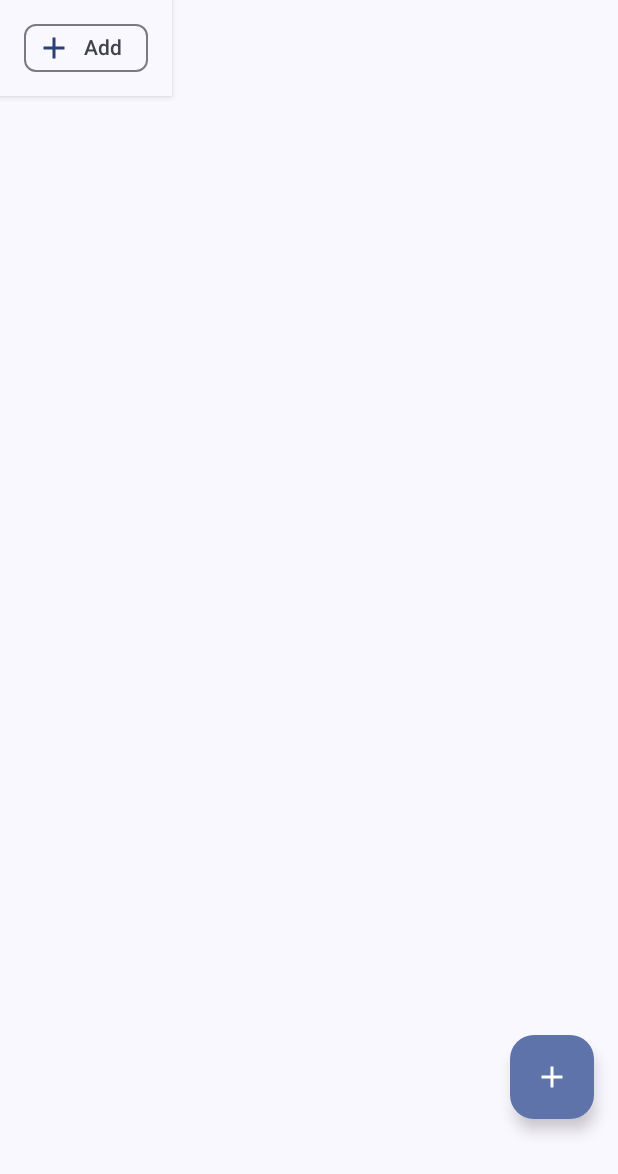
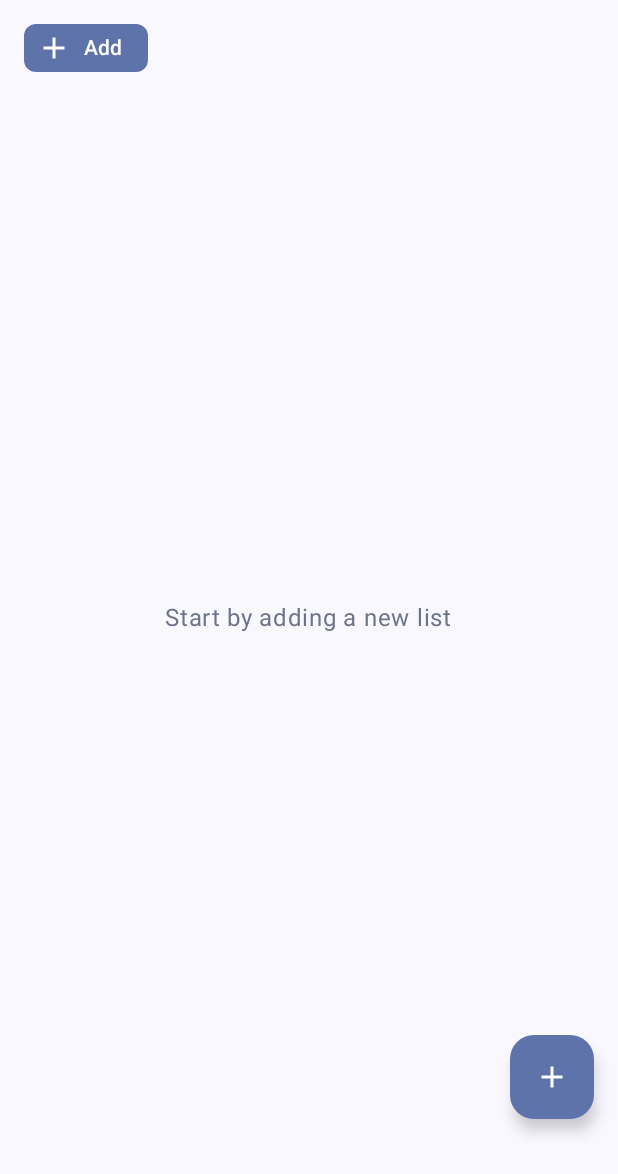
Before and after one commit to SparkyTD/tinylist, an Android app built with Jetpack Compose: the screen it shows after launch (MainActivity), on a phone screen of 412 x 824 dp. Shown: the top 1174 px of the screen. Run offline under Robolectric (Android 15) with nearby library versions, the phone set to English and light mode, and no system bars; our stand-ins replace Room's generated code.

Commit message:
Added some missing "empty list" labels

```diff
--- a/app/src/main/java/com/firestormsw/tinylist/MainActivity.kt
+++ b/app/src/main/java/com/firestormsw/tinylist/MainActivity.kt
@@ -13,8 +13,6 @@ import androidx.compose.material.icons.Icons
 import androidx.compose.material.icons.filled.Add
 import androidx.compose.material3.ButtonDefaults
 import androidx.compose.material3.FloatingActionButton
-import androidx.compose.material3.FloatingActionButtonDefaults
-import androidx.compose.material3.FloatingActionButtonElevation
 import androidx.compose.material3.Icon
 import androidx.compose.material3.MaterialTheme
 import androidx.compose.material3.Scaffold
@@ -30,6 +28,7 @@ import androidx.compose.runtime.LaunchedEffect
 import androidx.compose.runtime.collectAsState
 import androidx.compose.runtime.getValue
 import androidx.compose.runtime.remember
+import androidx.compose.ui.Alignment
 import androidx.compose.ui.Modifier
 import androidx.compose.ui.unit.dp
 import androidx.lifecycle.viewmodel.compose.viewModel
@@ -84,7 +83,7 @@ class MainActivity : ComponentActivity() {
                     Scaffold(
                         modifier = Modifier.fillMaxSize(),
                         topBar = {
-                            Surface(shadowElevation = 3.dp) {
+                            Surface(shadowElevation = 0.dp) {
                                 Column(
                                     modifier = Modifier.statusBarsPadding()
                                 ) {
@@ -166,8 +165,8 @@ class MainActivity : ComponentActivity() {
                         isOpen = state.isAddItemSheetOpen,
                         onDismiss = viewModel::closeAddItemSheet,
                         onSave = {
-                            val editItem = viewModel.getEditItem();
-                            val editItemListId = viewModel.getEditItemListId();
+                            val editItem = viewModel.getEditItem()
+                            val editItemListId = viewModel.getEditItemListId()
                             if (editItem == null) {
                                 viewModel.addNewItem(
                                     state.selectedListId,
@@ -193,7 +192,7 @@ class MainActivity : ComponentActivity() {
                         isOpen = state.isCreateListSheetOpen,
                         onDismiss = viewModel::closeCreateListSheet,
                         onSave = {
-                            val editList = viewModel.getEditList();
+                            val editList = viewModel.getEditList()
                             if (editList == null) {
                                 viewModel.addNewList(it.name)
                                 viewModel.closeCreateListSheet()
@@ -204,6 +203,18 @@ class MainActivity : ComponentActivity() {
                         },
                         editList = viewModel.getEditList()
                     )
+
+                    if (viewModel.getCurrentList() == null) {
+                        Box(
+                            modifier = Modifier.fillMaxSize(),
+                            contentAlignment = Alignment.Center
+                        ) {
+                            Text(
+                                "Start by adding a new list",
+                                color = MaterialTheme.colorScheme.secondaryContainer
+                            )
+                        }
+                    }
                 }
             }
         }
--- a/app/src/main/java/com/firestormsw/tinylist/ui/components/ListSelector.kt
+++ b/app/src/main/java/com/firestormsw/tinylist/ui/components/ListSelector.kt
@@ -80,7 +80,7 @@ fun ListSelector(
                             detectTapGestures(onLongPress = { offset ->
                                 haptic.performHapticFeedback(HapticFeedbackType.LongPress)
 
-                                targetList = list;
+                                targetList = list
                                 menuOffset = DpOffset(
                                     offset.x.toDp(),
                                     offset.y.toDp()
@@ -95,9 +95,9 @@ fun ListSelector(
         }
         item {
             FilterChip(
-                selected = false,
+                selected = true,
                 onClick = onPromptCreateList,
-                leadingIcon = { Icon(Add, contentDescription = "") },
+                leadingIcon = { Icon(Add, contentDescription = "Create new list") },
                 label = { Text("Add") },
                 colors = FilterChipDefaults.filterChipColors(
                     selectedContainerColor = MaterialTheme.colorScheme.primaryContainer
--- a/app/src/main/res/drawable/ic_launcher_foreground.xml
+++ b/app/src/main/res/drawable/ic_launcher_foreground.xml
@@ -1,5 +1,5 @@
 <vector xmlns:android="http://schemas.android.com/apk/res/android" android:height="200dp" android:viewportHeight="512" android:viewportWidth="512" android:width="200dp">
 
-    <path android:fillColor="#ffffff" android:pathData="m337.43,329.43a12.24,12.24 0,0 1,-12.24 12.24,12.24 12.24,0 0,1 -12.24,-12.24 12.24,12.24 0,0 1,12.24 -12.24,12.24 12.24,0 0,1 12.24,12.24zM172.21,329.43l91.79,0m91.79,-73.43a12.24,12.24 0,0 1,-12.24 12.24,12.24 12.24,0 0,1 -12.24,-12.24 12.24,12.24 0,0 1,12.24 -12.24,12.24 12.24,0 0,1 12.24,12.24zM172.21,256l116.27,0m30.6,-73.43a12.24,12.24 0,0 1,-12.24 12.24,12.24 12.24,0 0,1 -12.24,-12.24 12.24,12.24 0,0 1,12.24 -12.24,12.24 12.24,0 0,1 12.24,12.24zM172.21,182.57l67.31,0" android:strokeColor="#ffffff" android:strokeLineCap="round" android:strokeWidth="18.36"/>
+    <path android:fillColor="#ffffff" android:pathData="m323.24,315.24a9.87,9.87 0,0 1,-9.87 9.87,9.87 9.87,0 0,1 -9.87,-9.87 9.87,9.87 0,0 1,9.87 -9.87,9.87 9.87,0 0,1 9.87,9.87zM189.95,315.24l74.05,0m74.05,-59.24a9.87,9.87 0,0 1,-9.87 9.87,9.87 9.87,0 0,1 -9.87,-9.87 9.87,9.87 0,0 1,9.87 -9.87,9.87 9.87,0 0,1 9.87,9.87zM189.95,256l93.79,0m24.68,-59.24a9.87,9.87 0,0 1,-9.87 9.87,9.87 9.87,0 0,1 -9.87,-9.87 9.87,9.87 0,0 1,9.87 -9.87,9.87 9.87,0 0,1 9.87,9.87zM189.95,196.76l54.3,0" android:strokeColor="#ffffff" android:strokeLineCap="round" android:strokeWidth="14.81"/>
 
 </vector>
```
Also changed, not shown: app/src/main/java/com/firestormsw/tinylist/viewmodel/ShoppingListViewModel.kt (+28 -10 lines).
